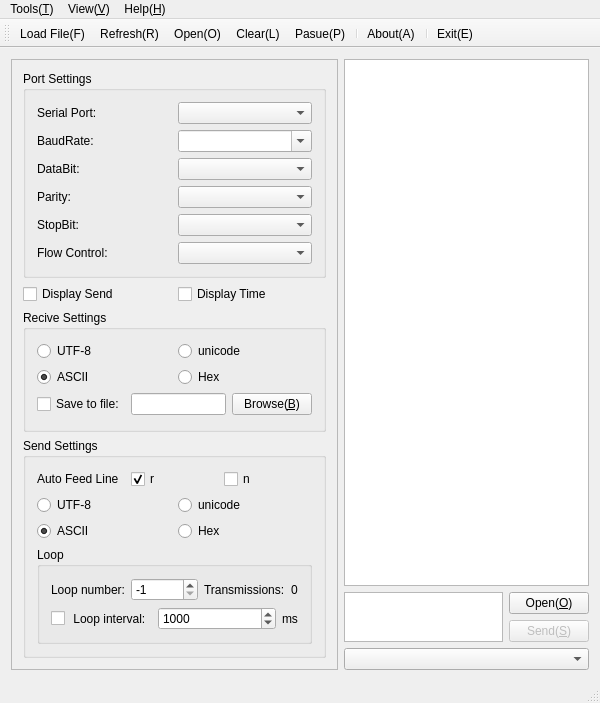
Before: the Qt Designer form MainWindow.ui in KangLin/SerialPortAssistant, drawn with Qt 5.
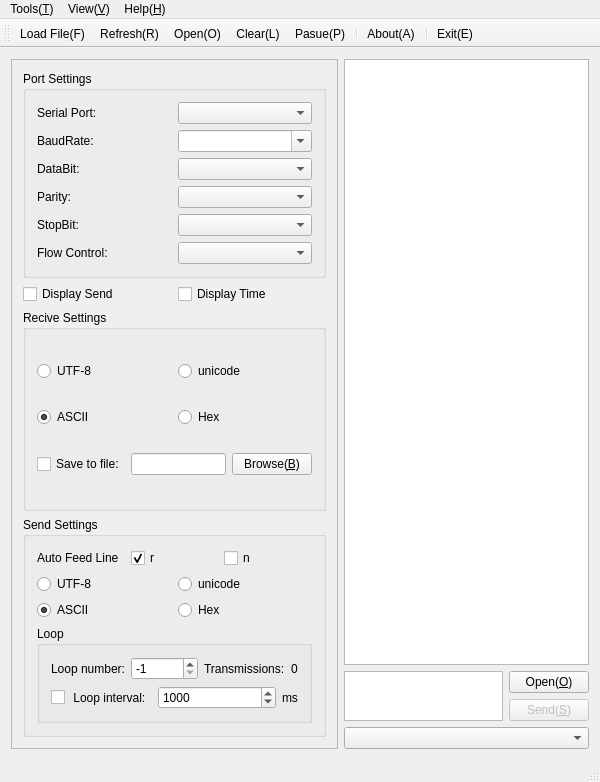
After: the same form once the commit is applied. Icons and pictures are not drawn.

What changed in the file:
```diff
--- a/MainWindow.ui
+++ b/MainWindow.ui
@@ -7,7 +7,7 @@
     <x>0</x>
     <y>0</y>
     <width>600</width>
-    <height>703</height>
+    <height>782</height>
    </rect>
   </property>
   <property name="sizePolicy">
@@ -29,7 +29,7 @@
      <widget class="QFrame" name="frmLeftBar">
       <property name="sizePolicy">
        <sizepolicy hsizetype="Preferred" vsizetype="Preferred">
-        <horstretch>1</horstretch>
+        <horstretch>0</horstretch>
         <verstretch>0</verstretch>
        </sizepolicy>
       </property>
@@ -555,7 +555,7 @@
        <widget class="QTextEdit" name="teRecive">
         <property name="sizePolicy">
          <sizepolicy hsizetype="Expanding" vsizetype="Expanding">
-          <horstretch>3</horstretch>
+          <horstretch>0</horstretch>
           <verstretch>0</verstretch>
          </sizepolicy>
         </property>
@@ -623,7 +623,7 @@
        <widget class="QComboBox" name="cmbRecent">
         <property name="sizePolicy">
          <sizepolicy hsizetype="Preferred" vsizetype="Preferred">
-          <horstretch>3</horstretch>
+          <horstretch>0</horstretch>
           <verstretch>0</verstretch>
          </sizepolicy>
         </property>
```
Left out of the diff: 2 changed lines with no effect on the pictures.
